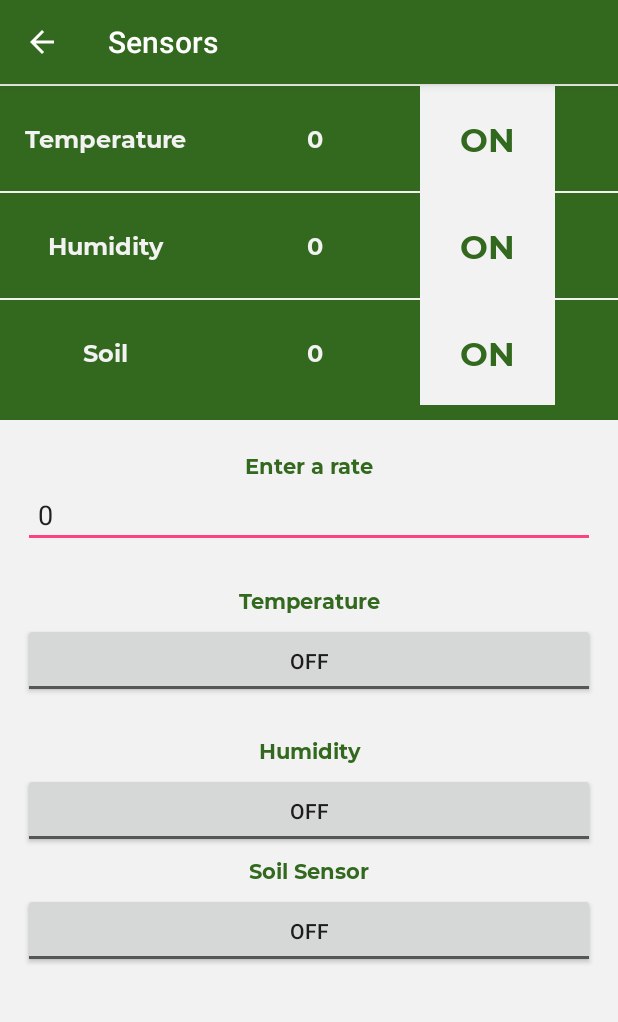
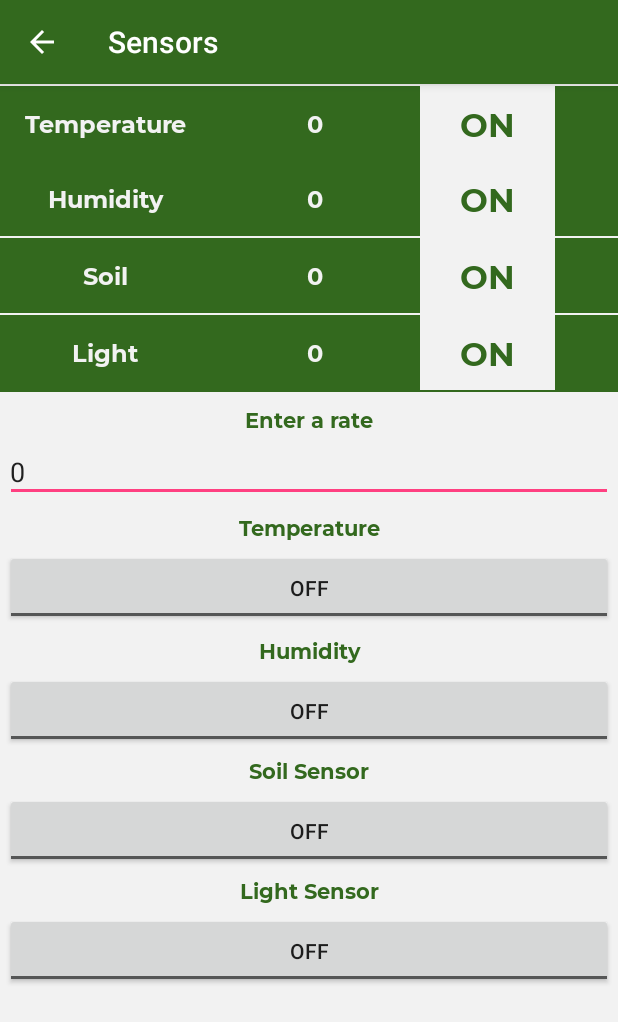
Before and after one commit to CodingPeaches90/smartplant, an Android app: the SensorActivity screen opened directly, with no data from a screen before it, on a phone screen of 412 x 824 dp. Shown: the top 1022 px of the screen. Run offline under Robolectric (Android 15) with nearby library versions, the phone set to English and light mode, and no system bars.

Commit message:
Adding another sensor

```diff
--- a/app/src/main/java/com/x15515673/smartplant/SensorActivity.java
+++ b/app/src/main/java/com/x15515673/smartplant/SensorActivity.java
@@ -15,15 +15,18 @@ public class SensorActivity extends AppCompatActivity {
     private ToggleButton temperatureToggle;
     private ToggleButton humidityToggle;
     private ToggleButton soilToggle;
+    private ToggleButton lightToggle;
 
     // Sensor information textviews
     private TextView temperatureValue;
     private TextView humidityValue;
     private TextView soilValue;
+    private TextView lightValue;
 
     private TextView temperatureState;
     private TextView humidityState;
     private TextView soilState;
+    private TextView lightState;
 
     // Limiting rate
     private EditText rateLimit;
@@ -38,19 +41,23 @@ public class SensorActivity extends AppCompatActivity {
         temperatureValue = findViewById(R.id.temperatureValues);
         humidityValue = findViewById(R.id.humidityValues);
         soilValue = findViewById(R.id.soilValues);
+        lightValue = findViewById(R.id.lightValues);
 
         // Set our state
         temperatureState = findViewById(R.id.temperatureStateVal);
         humidityState = findViewById(R.id.humidityStateVal);
-        soilState = findViewById(R.id.soilStateVal);
+        soilState = findViewById(R.id.soilStateValues);
+        lightState = findViewById(R.id.lightStateVal);
 
         // Set positions that were saved
+
 
 
         // Set our toggles
         temperatureToggle = findViewById(R.id.temperatureToggle);
         humidityToggle = findViewById(R.id.humidityToggle);
         soilToggle = findViewById(R.id.soilToggle);
+        lightToggle = findViewById(R.id.lightToggle);
 
         // Set our listeners
         temperatureToggle.setOnClickListener(new View.OnClickListener() {
@@ -98,6 +105,18 @@ public class SensorActivity extends AppCompatActivity {
                 }
             }
         });
+        lightToggle.setOnClickListener(new View.OnClickListener() {
+            @Override
+            public void onClick(View v) {
+                if (lightToggle.isChecked()){
+                    Toast.makeText(SensorActivity.this, "ON", Toast.LENGTH_SHORT).show();
+                    lightState.setText("ON");
+                }else{
+                    Toast.makeText(SensorActivity.this, "OFF", Toast.LENGTH_SHORT).show();
+                    lightState.setText("OFF");
+                }
+            }
+        });
 
     }
 }
--- a/app/src/main/res/layout/activity_sensor.xml
+++ b/app/src/main/res/layout/activity_sensor.xml
@@ -23,7 +23,7 @@
             </View>
             <LinearLayout
                 android:layout_width="match_parent"
-                android:layout_height="70dp"
+                android:layout_height="50dp"
                 android:background="@color/darker_coloured_green"
                 android:orientation="horizontal">
 
@@ -57,17 +57,11 @@
                     android:text="ON"/>
 
             </LinearLayout>
-            <View
-                android:layout_width="match_parent"
-                android:layout_height="1dp"
-                android:background="@color/offwhite">
-
-            </View>
             <LinearLayout
                 android:layout_width="match_parent"
-                android:layout_height="70dp"
+                android:layout_height="50dp"
                 android:background="@color/darker_coloured_green"
-                >
+                android:orientation="horizontal">
 
                 <TextView
                     android:layout_width="140dp"
@@ -76,7 +70,8 @@
                     android:fontFamily="@font/montserrat_bold"
                     android:textSize="16dp"
                     android:textColor="@color/offwhite"
-                    android:text="Humidity"/>
+                    android:text="Humidity"
+                    />
                 <TextView
                     android:id="@+id/humidityValues"
                     android:layout_width="140dp"
@@ -87,14 +82,14 @@
                     android:textColor="@color/offwhite"
                     android:text="0"/>
                 <TextView
+                    android:id="@+id/humidityStateVal"
                     android:layout_width="90dp"
-                    android:id="@+id/humidityStateVal"
                     android:layout_height="match_parent"
                     android:fontFamily="@font/montserrat_bold"
                     android:gravity="center"
                     android:background="@color/offwhite"
+                    android:textColor="@color/darker_coloured_green"
                     android:textSize="22dp"
-                    android:textColor="@color/darker_coloured_green"
                     android:text="ON"/>
 
             </LinearLayout>
@@ -106,7 +101,7 @@
             </View>
             <LinearLayout
                 android:layout_width="match_parent"
-                android:layout_height="70dp"
+                android:layout_height="50dp"
                 android:background="@color/darker_coloured_green"
                 >
 
@@ -128,7 +123,48 @@
                     android:textColor="@color/offwhite"
                     android:text="0"/>
                 <TextView
-                    android:id="@+id/soilStateVal"
+                    android:layout_width="90dp"
+                    android:id="@+id/soilStateValues"
+                    android:layout_height="match_parent"
+                    android:fontFamily="@font/montserrat_bold"
+                    android:gravity="center"
+                    android:background="@color/offwhite"
+                    android:textSize="22dp"
+                    android:textColor="@color/darker_coloured_green"
+                    android:text="ON"/>
+
+            </LinearLayout>
+            <View
+                android:layout_width="match_parent"
+                android:layout_height="1dp"
+                android:background="@color/offwhite">
+
+            </View>
+            <LinearLayout
+                android:layout_width="match_parent"
+                android:layout_height="50dp"
+                android:background="@color/darker_coloured_green"
+                >
+
+                <TextView
+                    android:layout_width="140dp"
+                    android:layout_height="match_parent"
+                    android:gravity="center"
+                    android:fontFamily="@font/montserrat_bold"
+                    android:textSize="16dp"
+                    android:textColor="@color/offwhite"
+                    android:text="Light"/>
+                <TextView
+                    android:id="@+id/lightValues"
+                    android:layout_width="140dp"
+                    android:layout_height="match_parent"
+                    android:gravity="center"
+                    android:fontFamily="@font/montserrat_bold"
+                    android:textSize="16dp"
+                    android:textColor="@color/offwhite"
+                    android:text="0"/>
+                <TextView
+                    android:id="@+id/lightStateVal"
                     android:layout_width="90dp"
                     android:layout_gravity="center"
                     android:background="@color/offwhite"
@@ -142,7 +178,7 @@
             </LinearLayout>
             <View
                 android:layout_width="match_parent"
-                android:layout_height="10dp"
+                android:layout_height="1dp"
                 android:background="@color/darker_coloured_green">
 
             </View>
@@ -151,7 +187,7 @@
                 android:layout_height="match_parent"
                 android:background="@color/offwhite"
                 android:orientation="vertical"
-                android:padding="15dp">
+                android:padding="3dp">
                 <TextView
                     android:layout_width="match_parent"
                     android:layout_height="30dp"
@@ -164,9 +200,9 @@
                     android:id="@+id/rateLimit"
                     android:layout_width="match_parent"
                     android:layout_height="40dp"
-                    android:padding="10dp"
+                    android:padding="3dp"
                     android:text="0"
-                    android:layout_marginBottom="20dp"/>
+                    android:layout_marginBottom="2dp"/>
 
                 <TextView
                     android:layout_width="match_parent"
@@ -179,7 +215,7 @@
                     android:id="@+id/temperatureToggle"
                     android:layout_width="match_parent"
                     android:layout_height="50dp"
-                    android:layout_marginBottom="20dp"/>
+                    android:layout_marginBottom="2dp"/>
                 <TextView
                     android:layout_width="match_parent"
                     android:layout_height="30dp"
@@ -205,12 +241,23 @@
                     android:layout_width="match_parent"
                     android:layout_height="50dp"
                     />
+                <TextView
+                    android:layout_width="match_parent"
+                    android:layout_height="30dp"
+                    android:textColor="@color/darker_coloured_green"
+                    android:fontFamily="@font/montserrat_bold"
+                    android:gravity="center"
+                    android:text="Light Sensor"/>
+                <ToggleButton
+                    android:id="@+id/lightToggle"
+                    android:layout_width="match_parent"
+                    android:layout_height="50dp"
+                    />
 
             </LinearLayout>
 
         </LinearLayout>
 
-
     </LinearLayout>
 
 </RelativeLayout>
```
